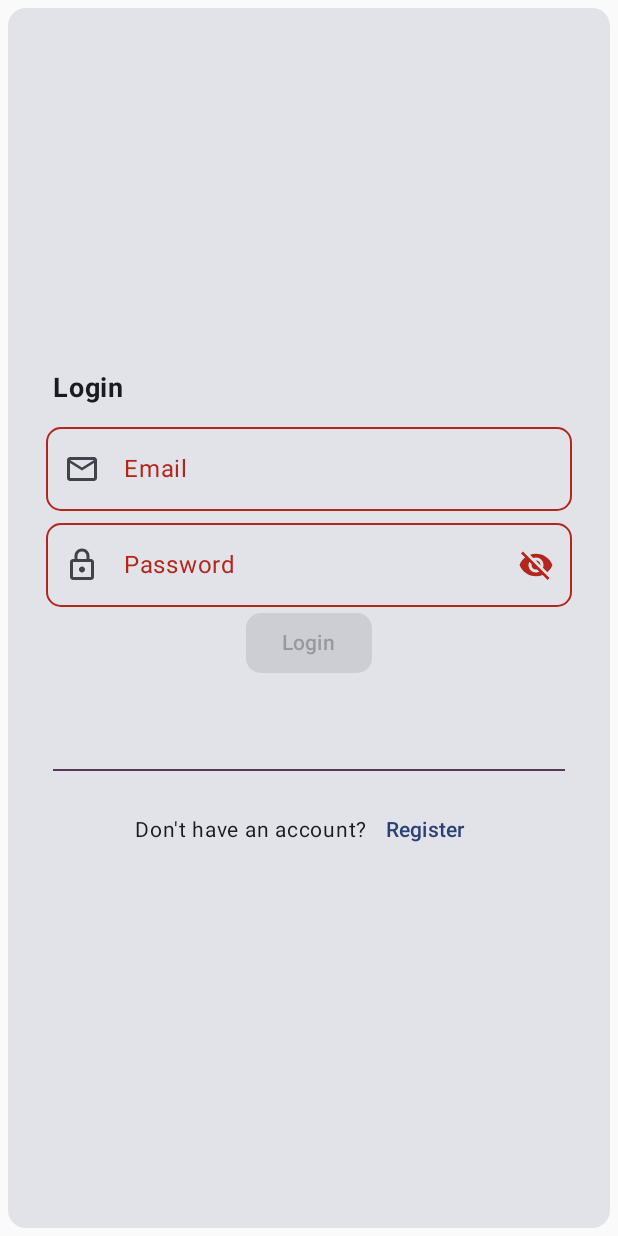
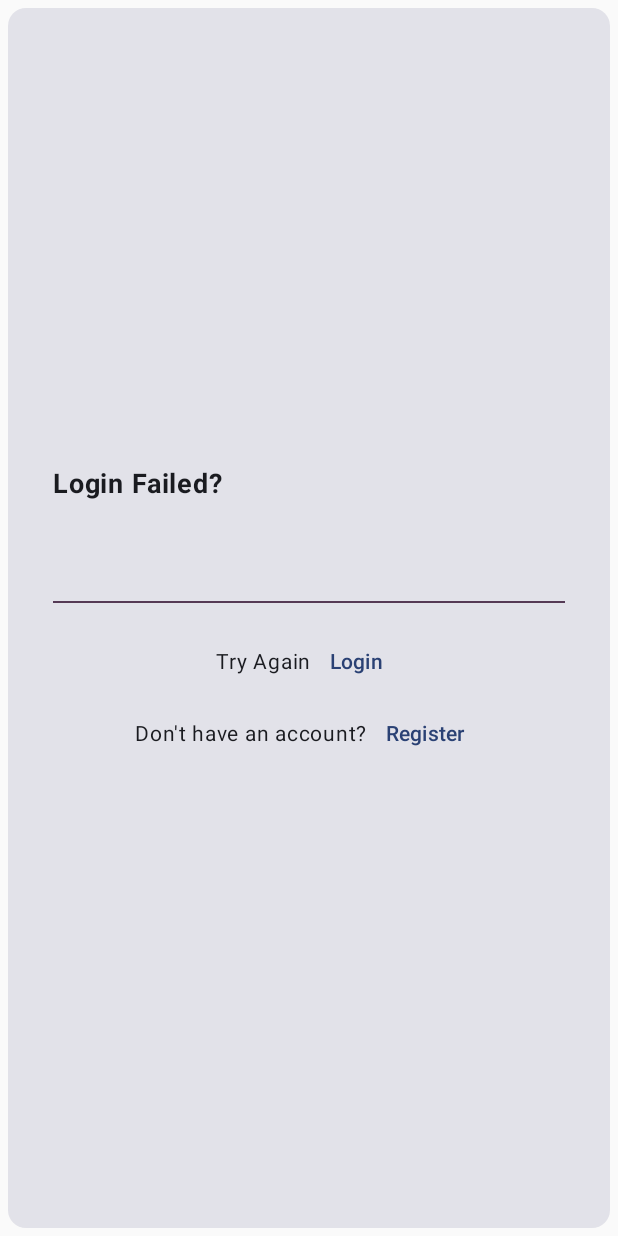
Before and after one commit to kfong2/Project, an Android app built with Jetpack Compose: the screen it shows after launch (MainActivity), on a phone screen of 412 x 824 dp. Run offline under Robolectric (Android 15) with nearby library versions, the phone set to English and light mode, and no system bars.

Commit message:
updated Login/Registration Process

```diff
--- a/app/src/main/java/com/example/project/app/PointGrow.kt
+++ b/app/src/main/java/com/example/project/app/PointGrow.kt
@@ -6,13 +6,15 @@ import androidx.compose.material3.Surface
 import androidx.compose.runtime.Composable
 import androidx.compose.ui.Modifier
 import androidx.compose.ui.graphics.Color
-import com.example.project.Dashboard
-import com.example.project.LoginScreen
-import com.example.project.RegistrationScreen
+import com.example.project.screens.Dashboard
+import com.example.project.screens.Login
+import com.example.project.screens.Registration
+import com.example.project.screens.RegFailure
 import com.example.project.data.LoginViewModel
 import com.example.project.navigation.PointGrowRouter
 import com.example.project.navigation.Screen
 import com.example.project.data.RegistrationViewModel
+import com.example.project.screens.LoginFailure
 
 
 @Composable
@@ -23,18 +25,26 @@ fun PointGrow(){
     ) {
         Crossfade(targetState = PointGrowRouter.currentScreen) {currentState ->
             when(currentState.value){
-                is Screen.LoginScreen ->{
-                    LoginScreen(loginViewModel = LoginViewModel())
+                is Screen.Login ->{
+                    Login(loginViewModel = LoginViewModel())
                 }
 
-                is Screen.RegistrationScreen ->{
-                    RegistrationScreen()
+                is Screen.Registration ->{
+                    Registration()
                 }
 
                 is Screen.Dashboard ->{
                     Dashboard(registrationViewModel = RegistrationViewModel())
                 }
 
+                is Screen.LoginFailure ->{
+                    LoginFailure()
+                }
+
+                is Screen.RegFailure ->{
+                    RegFailure()
+                }
+
             }
         }
     }
--- a/app/src/main/java/com/example/project/data/LoginViewModel.kt
+++ b/app/src/main/java/com/example/project/data/LoginViewModel.kt
@@ -81,10 +81,10 @@ class LoginViewModel : ViewModel() {
                 }
             }
             .addOnFailureListener {
+                PointGrowRouter.navigateTo(Screen.LoginFailure)
                 Log.d(TAG, "Inside_loginFailure")
                 Log.d(TAG, "${it.localizedMessage}")
                 loginInProgress.value = false
-
             }
     }
 
--- a/app/src/main/java/com/example/project/data/RegistrationViewModel.kt
+++ b/app/src/main/java/com/example/project/data/RegistrationViewModel.kt
@@ -125,6 +125,7 @@ class RegistrationViewModel : ViewModel(){
                 }
             }
             .addOnFailureListener {
+                PointGrowRouter.navigateTo(Screen.RegFailure)
                 Log.d(TAG, "Inside_OnFailureListener")
                 Log.d(TAG, "Exception = ${it.message}")
                 Log.d(TAG, "Exception = ${it.localizedMessage}")
@@ -141,7 +142,7 @@ class RegistrationViewModel : ViewModel(){
         val authStateListener = AuthStateListener{
             if(it.currentUser == null){
                 Log.d(TAG, "Inside_signedOut")
-                PointGrowRouter.navigateTo(Screen.LoginScreen)
+                PointGrowRouter.navigateTo(Screen.Login)
             }
             else{
                 Log.d(TAG, "Inside_notSignedOut")
--- a/app/src/main/java/com/example/project/navigation/PointGrowRouter.kt
+++ b/app/src/main/java/com/example/project/navigation/PointGrowRouter.kt
@@ -5,15 +5,16 @@ import androidx.compose.runtime.mutableStateOf
 
 sealed class Screen(){
 
-    object LoginScreen : Screen ()
-    object RegistrationScreen : Screen()
-
+    object Login : Screen ()
+    object Registration : Screen()
     object Dashboard : Screen()
+    object LoginFailure : Screen()
+    object RegFailure : Screen()
 
 }
 
 object PointGrowRouter {
-    val currentScreen : MutableState<Screen> = mutableStateOf(Screen.LoginScreen)
+    val currentScreen : MutableState<Screen> = mutableStateOf(Screen.LoginFailure)
 
     fun navigateTo(destination: Screen){
         currentScreen.value = destination
--- a/app/src/main/java/com/example/project/Account.kt
+++ b/app/src/main/java/com/example/project/screens/Account.kt
@@ -1,4 +1,4 @@
-package com.example.project
+package com.example.project.screens
 
 import android.widget.Toast
 import androidx.compose.foundation.layout.Arrangement
--- a/app/src/main/java/com/example/project/LoginScreen.kt
+++ b/app/src/main/java/com/example/project/screens/Login.kt
@@ -1,4 +1,4 @@
-package com.example.project
+package com.example.project.screens
 
 import androidx.compose.foundation.layout.Box
 import androidx.compose.foundation.layout.Column
@@ -20,19 +20,16 @@ import com.example.project.components.HeadingComponent
 import com.example.project.components.InputComponent
 //import com.example.project.components.LoginOrRegComponent
 import com.example.project.components.PasswordComponent
-import androidx.lifecycle.viewmodel.compose.viewModel
 import com.example.project.components.TextButtonComponent
 import com.example.project.data.LoginUIEvent
 import com.example.project.data.LoginViewModel
-import com.example.project.data.RegistrationViewModel
-import com.example.project.data.RegistrationUIEvent
 import com.example.project.navigation.PointGrowRouter
 import com.example.project.navigation.Screen
 
 
 //@OptIn(ExperimentalComposeUiApi::class, ExperimentalMaterial3Api::class)
 @Composable
-fun LoginScreen(loginViewModel: LoginViewModel) {
+fun Login(loginViewModel: LoginViewModel) {
     Card(
         modifier = Modifier
             .padding(5.dp)
@@ -73,7 +70,7 @@ fun LoginScreen(loginViewModel: LoginViewModel) {
 
                 TextButtonComponent(
                     message = "Don't have an account?",
-                    action = { PointGrowRouter.navigateTo(Screen.RegistrationScreen) },
+                    action = { PointGrowRouter.navigateTo(Screen.Registration) },
                     buttonText = "Register"
                 )
 
--- /dev/null
+++ b/app/src/main/java/com/example/project/screens/LoginFailure.kt
@@ -0,0 +1,54 @@
+package com.example.project.screens
+
+import androidx.compose.foundation.layout.Box
+import androidx.compose.foundation.layout.Column
+import androidx.compose.foundation.layout.fillMaxSize
+import androidx.compose.foundation.layout.padding
+import androidx.compose.material3.Card
+import androidx.compose.runtime.Composable
+import androidx.compose.ui.Alignment
+import androidx.compose.ui.Modifier
+import androidx.compose.ui.unit.dp
+import com.example.project.components.DividerComponent
+import com.example.project.components.HeadingComponent
+import com.example.project.components.TextButtonComponent
+import com.example.project.navigation.PointGrowRouter
+import com.example.project.navigation.Screen
+
+@Composable
+fun LoginFailure(){
+    Card(
+        modifier = Modifier
+            .padding(5.dp)
+            .fillMaxSize()
+    ){
+        Box(
+            modifier = Modifier.fillMaxSize(),
+            contentAlignment = Alignment.Center
+        ){
+            Column (
+                horizontalAlignment = Alignment.CenterHorizontally
+            ) {
+                HeadingComponent("Login Failed?")
+
+
+                DividerComponent()
+
+                TextButtonComponent(
+                    message = "Try Again",
+                    action = { PointGrowRouter.navigateTo(Screen.Login)},
+                    buttonText = "Login"
+                )
+
+                TextButtonComponent(
+                    message = "Don't have an account?",
+                    action = { PointGrowRouter.navigateTo(Screen.Registration) },
+                    buttonText = "Register"
+                )
+
+            }
+
+        }
+    }
+
+}
--- a/app/src/main/java/com/example/project/RegistrationScreen.kt
+++ b/app/src/main/java/com/example/project/screens/Registration.kt
@@ -1,4 +1,4 @@
-package com.example.project
+package com.example.project.screens
 
 import androidx.compose.foundation.layout.Box
 import androidx.compose.foundation.layout.Column
@@ -34,7 +34,7 @@ import com.example.project.navigation.Screen
 
 @OptIn(ExperimentalComposeUiApi::class, ExperimentalMaterial3Api::class)
 @Composable
-fun RegistrationScreen(registrationViewModel: RegistrationViewModel = viewModel()) {
+fun Registration(registrationViewModel: RegistrationViewModel = viewModel()) {
     Card(
         modifier = Modifier
             .padding(5.dp)
@@ -91,7 +91,7 @@ fun RegistrationScreen(registrationViewModel: RegistrationViewModel = viewModel(
 
                 TextButtonComponent(
                     message = "Already have an account?",
-                    action = { PointGrowRouter.navigateTo(Screen.LoginScreen)},
+                    action = { PointGrowRouter.navigateTo(Screen.Login)},
                     buttonText = "Login"
                 )
 
```
Also changed, not shown: app/src/main/java/com/example/project/screens/Dashboard.kt (renamed from app/src/main/java/com/example/project/Dashboard.kt, +1 -6 lines), app/src/main/java/com/example/project/screens/RegFailure.kt (added, +54 -0 lines).
